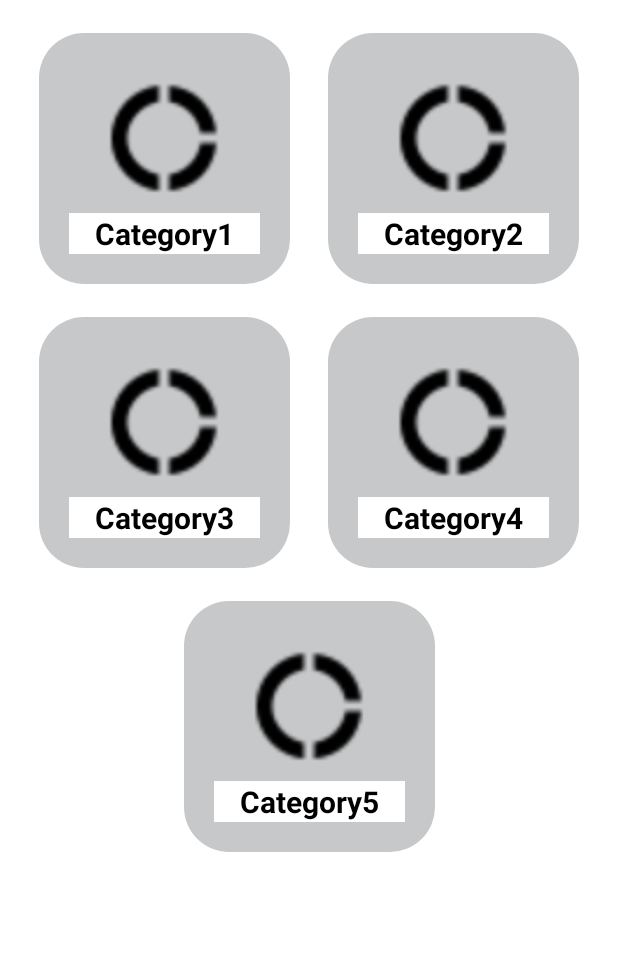
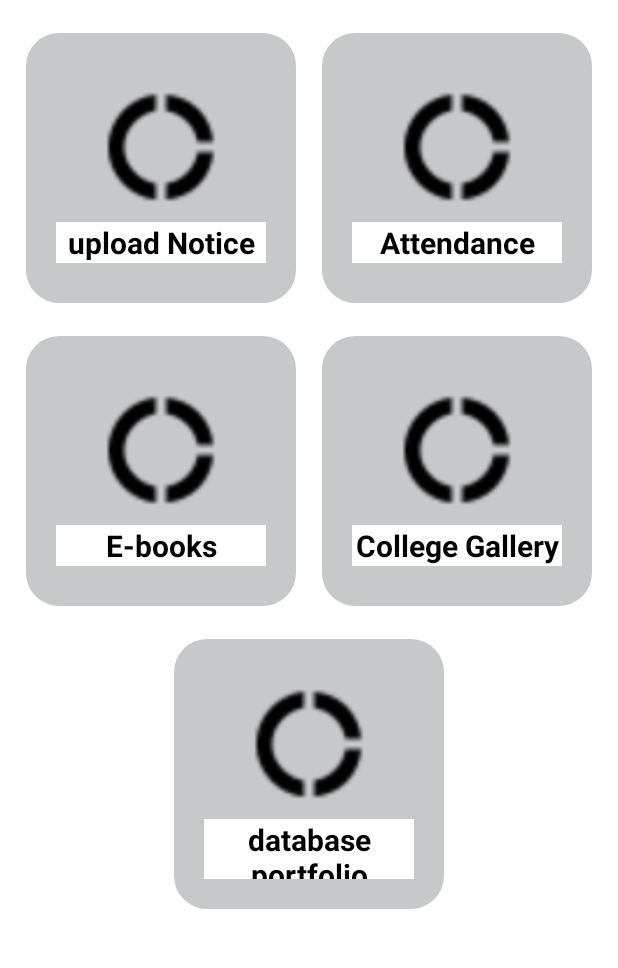
Before and after one commit to manoharrk22/College-Management-App, an Android app: the CategoryAdminActivity screen opened directly, with no data from a screen before it, on a phone screen of 412 x 824 dp, the part 113-1081 px from its top. Run offline under Robolectric (Android 15) with nearby library versions, the phone set to English and light mode, and no system bars.

Commit message:
Add category_admin.xml

```diff
--- a/app/src/main/res/drawable/white_grey_background.xml
+++ b/app/src/main/res/drawable/white_grey_background.xml
@@ -3,5 +3,5 @@
     android:shape="rectangle">
 
     <solid android:color="@color/ColorBackGround"/>
-    <corners android:radius="30dp"/>
+    <corners android:radius="22dp"/>
 </shape>
--- a/app/src/main/res/layout/activity_main.xml
+++ b/app/src/main/res/layout/activity_main.xml
@@ -34,6 +34,7 @@
             android:layout_marginTop="8dp"
             android:layout_marginLeft="75dp"/>
     </androidx.cardview.widget.CardView>
+
     <androidx.cardview.widget.CardView
         android:id="@+id/activity_main_student_btn"
         android:layout_width="220dp"
@@ -54,8 +55,4 @@
             android:layout_marginLeft="75dp"/>
     </androidx.cardview.widget.CardView>
 
-
-
-
-
 </RelativeLayout>
--- a/app/src/main/res/layout/admin_login.xml
+++ b/app/src/main/res/layout/admin_login.xml
@@ -5,10 +5,7 @@
     android:layout_width="match_parent"
     android:layout_height="match_parent"
     android:background="@drawable/pic2"
-    tools:context=".MainActivity"
-    >
-
-
+    tools:context=".MainActivity">
 
     <ImageView
         android:id="@+id/admin_login_bmsit_imv"
@@ -49,7 +46,6 @@
         android:id="@+id/admin_login_login_btn"
         android:layout_width="300dp"
         android:layout_height="50dp"
-
         android:layout_below="@+id/admin_login_password_edittext"
         android:layout_alignParentRight="true"
         android:layout_marginTop="50dp"
--- a/app/src/main/res/layout/category_admin.xml
+++ b/app/src/main/res/layout/category_admin.xml
@@ -57,8 +57,8 @@
 
             <LinearLayout
                 android:id="@+id/category_admin_category_one"
-                android:layout_width="0dp"
-                android:layout_height="wrap_content"
+                android:layout_width="180dp"
+                android:layout_height="180dp"
                 android:layout_marginTop="22dp"
                 android:background="@drawable/white_grey_background"
                 android:gravity="center"
@@ -80,7 +80,7 @@
                     android:layout_height="wrap_content"
                     android:background="@color/white"
                     android:gravity="center"
-                    android:text="Category1"
+                    android:text="upload Notice"
                     android:textColor="@color/black"
                     android:textSize="20sp"
                     android:textStyle="bold" />
@@ -90,8 +90,8 @@
 
             <LinearLayout
                 android:id="@+id/category_admin_category_two"
-                android:layout_width="0dp"
-                android:layout_height="wrap_content"
+                android:layout_width="180dp"
+                android:layout_height="180dp"
                 android:layout_marginTop="22dp"
                 android:background="@drawable/white_grey_background"
                 android:gravity="center"
@@ -113,7 +113,7 @@
                     android:layout_height="wrap_content"
                     android:background="@color/white"
                     android:gravity="center"
-                    android:text="Category2"
+                    android:text="Attendance"
                     android:textColor="@color/black"
                     android:textSize="20sp"
                     android:textStyle="bold" />
@@ -123,8 +123,8 @@
 
             <LinearLayout
                 android:id="@+id/category_admin_category_three"
-                android:layout_width="0dp"
-                android:layout_height="wrap_content"
+                android:layout_width="180dp"
+                android:layout_height="180dp"
                 android:layout_marginTop="22dp"
                 android:background="@drawable/white_grey_background"
                 android:gravity="center"
@@ -146,7 +146,7 @@
                     android:layout_height="wrap_content"
                     android:background="@color/white"
                     android:gravity="center"
-                    android:text="Category3"
+                    android:text="E-books"
                     android:textColor="@color/black"
                     android:textSize="20sp"
                     android:textStyle="bold" />
@@ -155,8 +155,8 @@
 
             <LinearLayout
                 android:id="@+id/category_admin_category_four"
-                android:layout_width="0dp"
-                android:layout_height="wrap_content"
+                android:layout_width="180dp"
+                android:layout_height="180dp"
                 android:layout_marginTop="22dp"
                 android:background="@drawable/white_grey_background"
                 android:gravity="center"
@@ -178,7 +178,7 @@
                     android:layout_height="wrap_content"
                     android:background="@color/white"
                     android:gravity="center"
-                    android:text="Category4"
+                    android:text="College Gallery"
                     android:textColor="@color/black"
                     android:textSize="20sp"
                     android:textStyle="bold" />
@@ -187,8 +187,8 @@
 
             <LinearLayout
                 android:id="@+id/category_admin_category_five"
-                android:layout_width="0dp"
-                android:layout_height="wrap_content"
+                android:layout_width="180dp"
+                android:layout_height="180dp"
                 android:layout_marginTop="22dp"
                 android:background="@drawable/white_grey_background"
                 android:gravity="center"
@@ -211,10 +211,12 @@
                     android:layout_height="wrap_content"
                     android:background="@color/white"
                     android:gravity="center"
-                    android:text="Category5"
+                    android:text="database portfolio"
                     android:textColor="@color/black"
                     android:textSize="20sp"
                     android:textStyle="bold" />
+
+                    <!-- Make img/icon size small to make the text fit -->
 
             </LinearLayout>
 
--- a/app/src/main/res/values-night/themes.xml
+++ b/app/src/main/res/values-night/themes.xml
@@ -2,8 +2,8 @@
     <!-- Base application theme. -->
     <style name="Theme.CollegeManagement" parent="Theme.MaterialComponents.DayNight.DarkActionBar">
         <!-- Primary brand color. -->
-        <item name="colorPrimary">@color/purple_200</item>
-        <item name="colorPrimaryVariant">@color/purple_700</item>
+        <item name="colorPrimary">@color/ColorGreen</item>
+        <item name="colorPrimaryVariant">@color/white</item>
         <item name="colorOnPrimary">@color/black</item>
         <!-- Secondary brand color. -->
         <item name="colorSecondary">@color/teal_200</item>
--- a/app/src/main/res/values/colors.xml
+++ b/app/src/main/res/values/colors.xml
@@ -7,9 +7,6 @@
     <color name="ColorBackGround">#C6C8CA</color>
     <color name="ColorGreen">#2BCC6F</color>
 
-    <color name="purple_200">#FFBB86FC</color>
-    <color name="purple_500">#FF6200EE</color>
-    <color name="purple_700">#FF3700B3</color>
     <color name="teal_200">#FF03DAC5</color>
     <color name="teal_700">#FF018786</color>
     <color name="gradientStartColor">#9CD8E1</color>
```
Also changed, not shown: app/src/main/res/layout/category_student.xml (+10 -10 lines).
